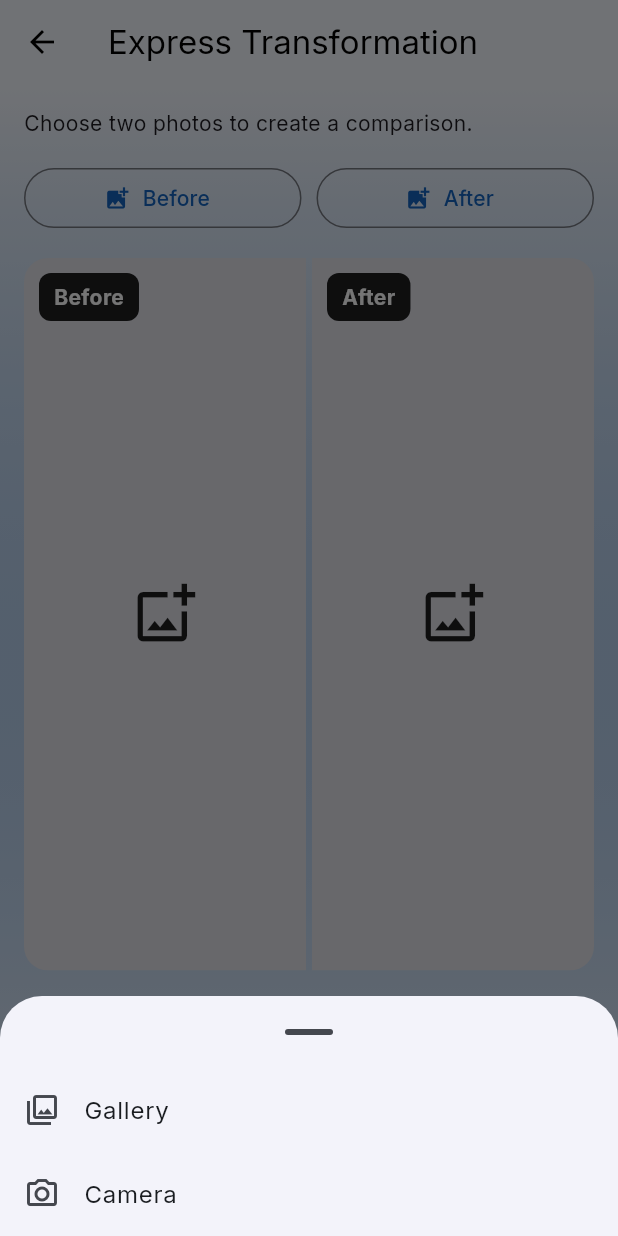
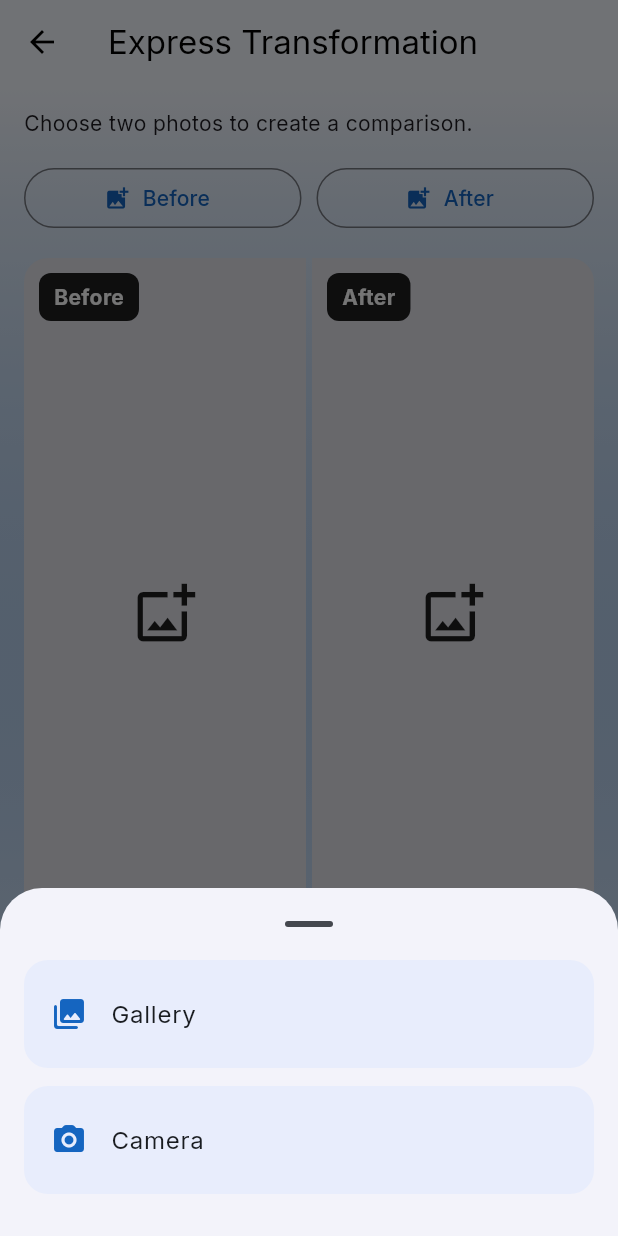
Before and after one commit to jaymonni/Avant-Apres, a Flutter app: the ExpressScreen screen opened directly, after a tap on "Before", on a phone screen of 412 x 824 dp. Run offline on Flutter 3.47's test engine with Material 3 defaults, Android fonts, the light colour scheme and no system bars; our stand-ins replace google_fonts, google_mobile_ads, image_picker, in_app_review, share_plus, shared_preferences; missing offline and left inert: crop_your_image; accounts and stored records are empty.

Commit message:
Style photo picker with two distinct blue-tinted cards

```diff
--- a/lib/screens/express_screen.dart
+++ b/lib/screens/express_screen.dart
@@ -77,18 +77,28 @@ class _ExpressScreenState extends State<ExpressScreen> {
       useSafeArea: true,
       shape: const RoundedRectangleBorder(borderRadius: BorderRadius.vertical(top: Radius.circular(28))),
       builder: (sheetContext) => SafeArea(
-        child: Column(mainAxisSize: MainAxisSize.min, children: [
+        child: Padding(
+          padding: const EdgeInsets.fromLTRB(16, 0, 16, 28),
+          child: Column(mainAxisSize: MainAxisSize.min, children: [
           ListTile(
-            leading: const Icon(Icons.photo_library_outlined),
+            tileColor: Theme.of(context).colorScheme.primaryContainer.withValues(alpha: 0.38),
+            shape: RoundedRectangleBorder(borderRadius: BorderRadius.circular(16)),
+            contentPadding: const EdgeInsets.symmetric(horizontal: 18, vertical: 8),
+            leading: Icon(Icons.photo_library_rounded, color: Theme.of(context).colorScheme.primary),
             title: Text(AppStrings.gallery),
             onTap: () { Navigator.pop(sheetContext); _pick(before, ImageSource.gallery); },
           ),
+          const SizedBox(height: 12),
           ListTile(
-            leading: const Icon(Icons.camera_alt_outlined),
+            tileColor: Theme.of(context).colorScheme.primaryContainer.withValues(alpha: 0.38),
+            shape: RoundedRectangleBorder(borderRadius: BorderRadius.circular(16)),
+            contentPadding: const EdgeInsets.symmetric(horizontal: 18, vertical: 8),
+            leading: Icon(Icons.photo_camera_rounded, color: Theme.of(context).colorScheme.primary),
             title: Text(AppStrings.camera),
             onTap: () { Navigator.pop(sheetContext); _pick(before, ImageSource.camera); },
           ),
-        ]),
+          ]),
+        ),
       ),
     );
   }
```
